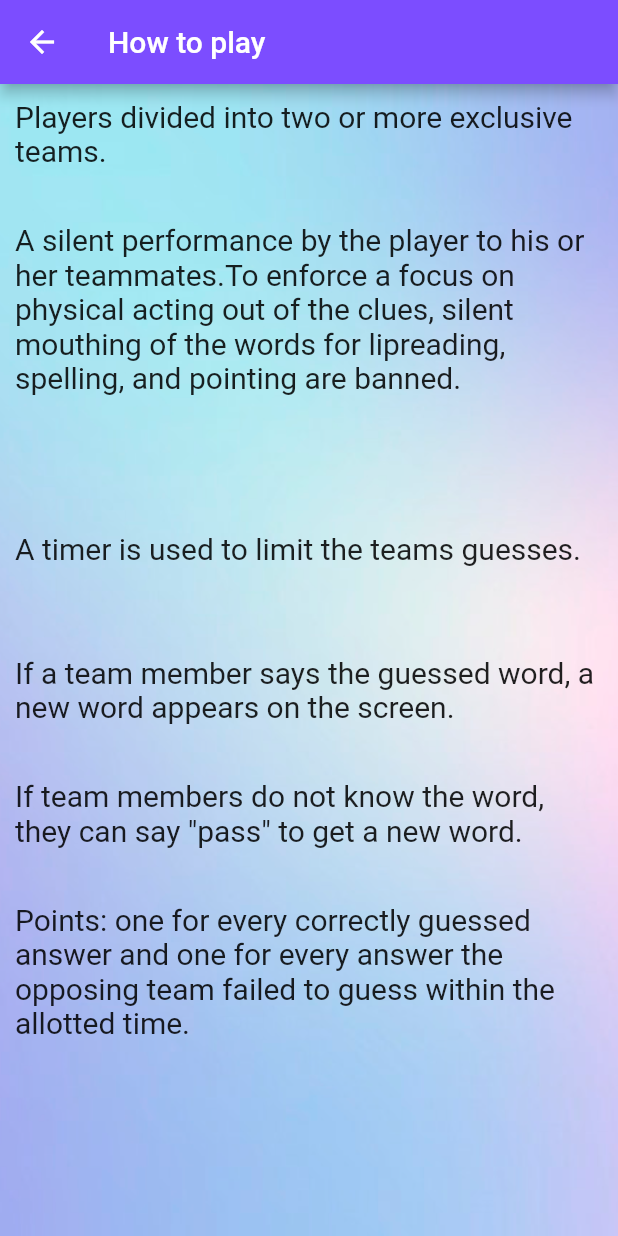
After one commit to MarisabelC/act_it_out_v1, a Flutter app: the HelpPage screen opened directly, on a phone screen of 412 x 824 dp. The commit adds this screen. Run offline on Flutter 3.47's test engine with Material 2 defaults, Android fonts, the light colour scheme and no system bars; our stand-ins replace speech_to_text, wakelock.

Commit message:
add rule of how to play the game

```diff
--- /dev/null
+++ b/assets/highScore.txt
@@ -0,0 +1,5 @@
+0
+0
+0
+0
+0
--- a/lib/category.dart
+++ b/lib/category.dart
@@ -89,7 +89,6 @@ class Category {
       'home alone',
       'pinocchio',
       'spider man',
-      'super man',
       'harry potter',
       'rapunzel',
       'moby dick',
--- /dev/null
+++ b/lib/helpPage.dart
@@ -0,0 +1,56 @@
+import 'package:flutter/material.dart';
+import 'package:flutter/cupertino.dart';
+
+class HelpPage extends StatefulWidget {
+  HelpPage({Key key, this.title}) : super(key: key);
+  final String title;
+  @override
+  _HelpPageState createState() => _HelpPageState();
+}
+
+class _HelpPageState extends State<HelpPage> {
+  var _backgroundColor = Colors.deepPurpleAccent;
+
+  var _rules = [
+    'Players divided into two or more exclusive teams.',
+    'A silent performance by the player to his or her teammates.'
+        'To enforce a focus on physical acting out of the clues, silent mouthing of the words for lipreading,'
+        ' spelling, and pointing are banned.',
+    'A timer is used to limit the teams guesses.',
+    'If a team member says the guessed word, a new word appears on the screen. ',
+    'If team members do not know the word, they can say "pass" to get a new word.',
+    'Points: one for every correctly guessed answer and one for every answer the opposing team failed to guess within the allotted time.'
+  ];
+  @override
+  Widget build(BuildContext context) {
+
+    var screenHeight= MediaQuery.of(context).size.height/10;
+    final List<double> _height = [screenHeight, 2.5*screenHeight, screenHeight, screenHeight, screenHeight, 3*screenHeight];
+
+    return Scaffold(
+      appBar: AppBar(
+        backgroundColor: _backgroundColor,
+        // Here we take the value from the MyHomePage object that was created by
+        // the App.build method, and use it to set our appbar title.
+        title: Text(widget.title),
+      ),
+      body: DecoratedBox(
+          position: DecorationPosition.background,
+          decoration: BoxDecoration(
+            image: DecorationImage(
+                image: AssetImage('images/gradient.jpg'), fit: BoxFit.cover),
+          ),
+          child: ListView.builder(
+              itemCount: _rules.length,
+              itemBuilder: (BuildContext context, int index) {
+                return Container(
+                    height: _height[index],
+                    padding: EdgeInsets.only(left: 10, right: 10, top: 10),
+                    child: Text(
+                      '${_rules[index]}',
+                      style: TextStyle(fontSize: 20),
+                    ));
+              })),
+    );
+  }
+}
```
Also changed, not shown: lib/main.dart (+26 -13 lines).
